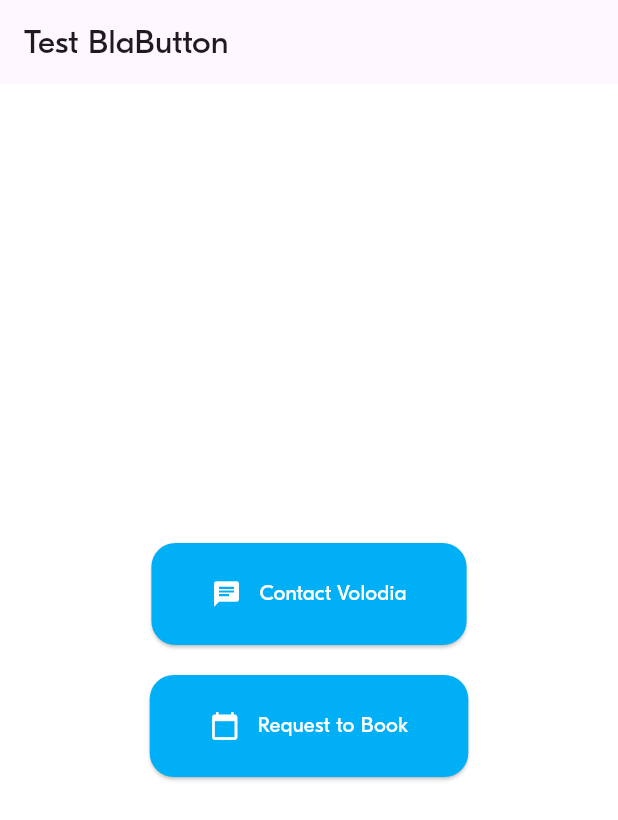
After one commit to PiseyTep/Blablacar_project, a Flutter app: the TestBlaButtonScreen screen opened directly, on a phone screen of 412 x 824 dp. The commit adds this screen. Shown: the top 820 px of the screen. Run offline on Flutter 3.47's test engine with Material 3 defaults, Android fonts, the phone set to English and light mode, and no system bars; project files that could hold a hidden picture were left out.

Commit message:
BLA-003 – Implement BlaButton

```diff
--- a/lib/main.dart
+++ b/lib/main.dart
@@ -1,4 +1,5 @@
 import 'package:flutter/material.dart';
+import 'package:week_3_blabla_project/screens/test_bla_button_screen.dart';
 import 'screens/ride_pref/ride_pref_screen.dart';
 import 'theme/theme.dart';
 
--- /dev/null
+++ b/lib/screens/test_bla_button_screen.dart
@@ -0,0 +1,38 @@
+import 'package:flutter/material.dart';
+import '../widgets/actions/bla_button.dart'; // Adjust the path if necessary
+
+class TestBlaButtonScreen extends StatelessWidget {
+  const TestBlaButtonScreen({Key? key}) : super(key: key);
+
+  @override
+  Widget build(BuildContext context) {
+    return Scaffold(
+      appBar: AppBar(title: const Text('Test BlaButton')),
+      body: Center(
+        child: Column(
+          mainAxisAlignment: MainAxisAlignment.center,
+          children: [
+            BlaButton(
+              label: 'Contact Volodia',
+              icon: Icons.chat,
+              onPressed: () {
+                // Handle contact action
+                print('Contact Volodia');
+              },
+            ),
+            const SizedBox(height: 20),
+            BlaButton(
+              label: 'Request to Book',
+              icon: Icons.calendar_today,
+              isPrimary: true,
+              onPressed: () {
+                // Handle booking action
+                print("Request to Book");
+              },
+            ),
+          ],
+        ),
+      ),
+    );
+  }
+}
--- /dev/null
+++ b/lib/test.dart
@@ -0,0 +1,22 @@
+import 'package:flutter/material.dart';
+import 'package:week_3_blabla_project/screens/test_bla_button_screen.dart';
+import 'screens/ride_pref/ride_pref_screen.dart';
+import 'theme/theme.dart';
+
+void main() {
+  runApp(const MyApp());
+}
+
+class MyApp extends StatelessWidget {
+  const MyApp({super.key});
+
+  @override
+  Widget build(BuildContext context) {
+    return MaterialApp(
+      debugShowCheckedModeBanner: false,
+      theme: appTheme,
+      // home: Scaffold(body: RidePrefScreen()),
+      home: const TestBlaButtonScreen(), // Set the test screen as the home
+    );
+  }
+}
--- /dev/null
+++ b/lib/widgets/actions/bla_button.dart
@@ -0,0 +1,47 @@
+import 'package:flutter/material.dart';
+import 'package:week_3_blabla_project/theme/theme.dart';
+
+class BlaButton extends StatelessWidget {
+  final String label;
+  final IconData? icon;
+  final bool isPrimary;
+  final bool loading;
+  final VoidCallback? onPressed;
+
+  const BlaButton({
+    Key? key,
+    required this.label,
+    this.icon,
+    this.isPrimary = true,
+    this.loading = false,
+    this.onPressed,
+  }) : super(key: key);
+
+  @override
+  Widget build(BuildContext context) {
+    final buttonColor = isPrimary ? BlaColors.primary : BlaColors.white;
+
+    return ElevatedButton(
+      onPressed: loading ? null : onPressed,
+      style: ElevatedButton.styleFrom(
+        backgroundColor: buttonColor,
+        padding: EdgeInsets.symmetric(
+            vertical: BlaSpacings.l, horizontal: BlaSpacings.xxl),
+        shape: RoundedRectangleBorder(
+            borderRadius: BorderRadius.circular(BlaSpacings.radius)),
+      ),
+      child: loading
+          ? CircularProgressIndicator(color: BlaColors.white)
+          : Row(
+              mainAxisSize: MainAxisSize.min,
+              children: [
+                if (icon != null) Icon(icon, size: 20, color: BlaColors.white),
+                SizedBox(width: icon != null ? BlaSpacings.s : 0),
+                Text(label,
+                    style: BlaTextStyles.button
+                        .copyWith(fontFamily: 'Eesti', color: BlaColors.white)),
+              ],
+            ),
+    );
+  }
+}
```
Also changed, not shown: lib/screens/ride_pref/ride_pref_screen.dart (+6 -14 lines).
